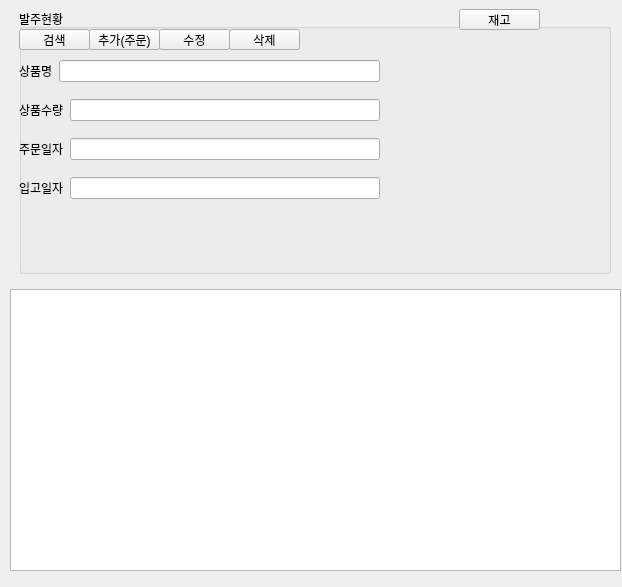
This is mini_pro1/order.ui in park0609/mini_project as Qt 5 draws it before an edit. The edited form follows.
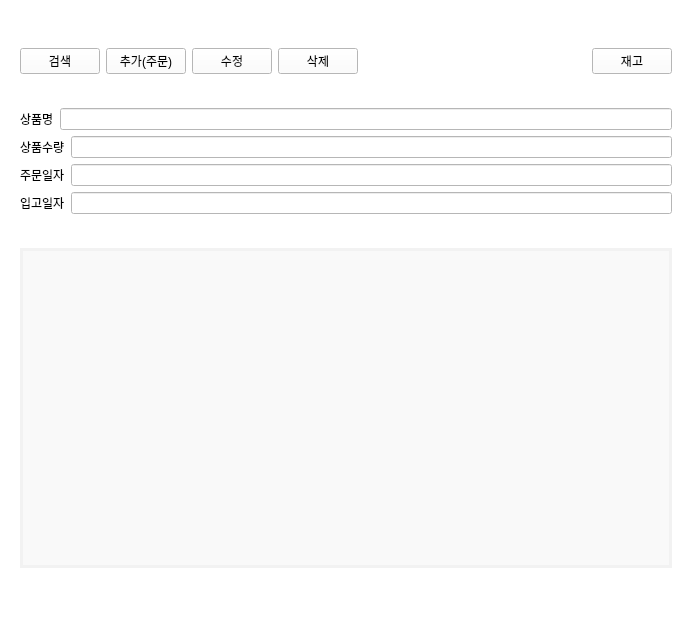
This is the edited form.

What changed in the file:
```diff
--- a/mini_pro1/order.ui
+++ b/mini_pro1/order.ui
@@ -6,48 +6,149 @@
    <rect>
     <x>0</x>
     <y>0</y>
-    <width>622</width>
-    <height>587</height>
+    <width>692</width>
+    <height>619</height>
    </rect>
   </property>
   <property name="windowTitle">
    <string>Form</string>
   </property>
-  <widget class="QWidget" name="verticalLayoutWidget">
-   <property name="geometry">
-    <rect>
-     <x>10</x>
-     <y>0</y>
-     <width>611</width>
-     <height>571</height>
-    </rect>
-   </property>
-   <layout class="QVBoxLayout" name="verticalLayout">
-    <item>
+  <property name="styleSheet">
+   <string notr="true">background-color: #ffffff;</string>
+  </property>
+  <layout class="QGridLayout" name="gridLayout">
+   <item row="0" column="0">
      <widget class="QWidget" name="widget" native="true">
-      <layout class="QHBoxLayout" name="horizontalLayout">
+     <layout class="QGridLayout" name="gridLayout_2">
+      <item row="2" column="0">
+       <layout class="QVBoxLayout" name="verticalLayout">
        <item>
-        <widget class="QGroupBox" name="groupBox">
+         <widget class="QTableWidget" name="delivery">
          <property name="sizePolicy">
-          <sizepolicy hsizetype="MinimumExpanding" vsizetype="Preferred">
+           <sizepolicy hsizetype="Expanding" vsizetype="Expanding">
            <horstretch>0</horstretch>
            <verstretch>0</verstretch>
           </sizepolicy>
          </property>
-         <property name="title">
-          <string>발주현황</string>
-         </property>
-         <widget class="QWidget" name="verticalLayoutWidget_2">
-          <property name="geometry">
-           <rect>
-            <x>0</x>
-            <y>40</y>
-            <width>361</width>
-            <height>164</height>
-           </rect>
+          <property name="maximumSize">
+           <size>
+            <width>16777215</width>
+            <height>320</height>
+           </size>
+          </property>
+          <property name="styleSheet">
+           <string notr="true">QTableWidget {
+    border: 3px solid #f2f2f2; 
+    border-radius: 1px;
+    background-color: #f9f9f9; 
+    box-shadow: 7px 7px 12px rgba(0, 0, 0, 0.3); /* 그림자 효과 */ 
+}</string>
           </property>
+         </widget>
+        </item>
+       </layout>
+      </item>
+      <item row="0" column="0">
           <layout class="QVBoxLayout" name="verticalLayout_2">
            <item>
+         <layout class="QVBoxLayout" name="verticalLayout_3">
+          <item>
+           <layout class="QHBoxLayout" name="horizontalLayout">
+            <item>
+             <widget class="QPushButton" name="btn_search_2">
+              <property name="sizePolicy">
+               <sizepolicy hsizetype="Fixed" vsizetype="Fixed">
+                <horstretch>0</horstretch>
+                <verstretch>0</verstretch>
+               </sizepolicy>
+              </property>
+              <property name="text">
+               <string>검색</string>
+              </property>
+             </widget>
+            </item>
+            <item>
+             <widget class="QPushButton" name="btn_add">
+              <property name="sizePolicy">
+               <sizepolicy hsizetype="Fixed" vsizetype="Fixed">
+                <horstretch>0</horstretch>
+                <verstretch>0</verstretch>
+               </sizepolicy>
+              </property>
+              <property name="text">
+               <string>추가(주문)</string>
+              </property>
+             </widget>
+            </item>
+            <item>
+             <widget class="QPushButton" name="btn_mod">
+              <property name="sizePolicy">
+               <sizepolicy hsizetype="Fixed" vsizetype="Fixed">
+                <horstretch>0</horstretch>
+                <verstretch>0</verstretch>
+               </sizepolicy>
+              </property>
+              <property name="text">
+               <string>수정</string>
+              </property>
+             </widget>
+            </item>
+            <item>
+             <widget class="QPushButton" name="btn_del">
+              <property name="sizePolicy">
+               <sizepolicy hsizetype="Fixed" vsizetype="Fixed">
+                <horstretch>0</horstretch>
+                <verstretch>0</verstretch>
+               </sizepolicy>
+              </property>
+              <property name="text">
+               <string>삭제</string>
+              </property>
+             </widget>
+            </item>
+            <item>
+             <layout class="QHBoxLayout" name="horizontalLayout_9">
+              <item>
+               <spacer name="horizontalSpacer">
+                <property name="orientation">
+                 <enum>Qt::Horizontal</enum>
+                </property>
+                <property name="sizeHint" stdset="0">
+                 <size>
+                  <width>40</width>
+                  <height>20</height>
+                 </size>
+                </property>
+               </spacer>
+              </item>
+             </layout>
+            </item>
+            <item>
+             <layout class="QHBoxLayout" name="horizontalLayout_10">
+              <item>
+               <widget class="QPushButton" name="pushButton_2">
+                <property name="sizePolicy">
+                 <sizepolicy hsizetype="Fixed" vsizetype="Fixed">
+                  <horstretch>0</horstretch>
+                  <verstretch>0</verstretch>
+                 </sizepolicy>
+                </property>
+                <property name="text">
+                 <string>재고</string>
+                </property>
+               </widget>
+              </item>
+             </layout>
+            </item>
+           </layout>
+          </item>
+         </layout>
+        </item>
+       </layout>
+      </item>
+      <item row="1" column="0">
+       <layout class="QVBoxLayout" name="verticalLayout_4">
+        <item>
             <layout class="QHBoxLayout" name="horizontalLayout_4">
              <item>
               <widget class="QLabel" name="label_prod_name">
@@ -125,149 +226,11 @@
             </layout>
            </item>
           </layout>
-         </widget>
-         <widget class="QPushButton" name="btn_search">
-          <property name="geometry">
-           <rect>
-            <x>0</x>
-            <y>20</y>
-            <width>71</width>
-            <height>21</height>
-           </rect>
-          </property>
-          <property name="sizePolicy">
-           <sizepolicy hsizetype="Minimum" vsizetype="MinimumExpanding">
-            <horstretch>0</horstretch>
-            <verstretch>0</verstretch>
-           </sizepolicy>
-          </property>
-          <property name="text">
-           <string>검색</string>
-          </property>
-         </widget>
-         <widget class="QPushButton" name="pushButton_2">
-          <property name="geometry">
-           <rect>
-            <x>440</x>
-            <y>0</y>
-            <width>81</width>
-            <height>21</height>
-           </rect>
-          </property>
-          <property name="sizePolicy">
-           <sizepolicy hsizetype="Minimum" vsizetype="MinimumExpanding">
-            <horstretch>0</horstretch>
-            <verstretch>0</verstretch>
-           </sizepolicy>
-          </property>
-          <property name="text">
-           <string>재고</string>
-          </property>
-         </widget>
-         <widget class="QLabel" name="prod_img">
-          <property name="geometry">
-           <rect>
-            <x>380</x>
-            <y>30</y>
-            <width>210</width>
-            <height>220</height>
-           </rect>
-          </property>
-          <property name="text">
-           <string/>
-          </property>
-         </widget>
-         <widget class="QPushButton" name="btn_add">
-          <property name="geometry">
-           <rect>
-            <x>70</x>
-            <y>20</y>
-            <width>71</width>
-            <height>21</height>
-           </rect>
-          </property>
-          <property name="sizePolicy">
-           <sizepolicy hsizetype="Minimum" vsizetype="MinimumExpanding">
-            <horstretch>0</horstretch>
-            <verstretch>0</verstretch>
-           </sizepolicy>
-          </property>
-          <property name="text">
-           <string>추가(주문)</string>
-          </property>
-         </widget>
-         <widget class="QPushButton" name="btn_mod">
-          <property name="geometry">
-           <rect>
-            <x>140</x>
-            <y>20</y>
-            <width>71</width>
-            <height>21</height>
-           </rect>
-          </property>
-          <property name="sizePolicy">
-           <sizepolicy hsizetype="Minimum" vsizetype="MinimumExpanding">
-            <horstretch>0</horstretch>
-            <verstretch>0</verstretch>
-           </sizepolicy>
-          </property>
-          <property name="text">
-           <string>수정</string>
-          </property>
-         </widget>
-         <widget class="QPushButton" name="btn_del">
-          <property name="geometry">
-           <rect>
-            <x>210</x>
-            <y>20</y>
-            <width>71</width>
-            <height>21</height>
-           </rect>
-          </property>
-          <property name="sizePolicy">
-           <sizepolicy hsizetype="Minimum" vsizetype="MinimumExpanding">
-            <horstretch>0</horstretch>
-            <verstretch>0</verstretch>
-           </sizepolicy>
-          </property>
-          <property name="text">
-           <string>삭제</string>
-          </property>
-         </widget>
-        </widget>
-       </item>
-       <item>
-        <spacer name="verticalSpacer">
-         <property name="orientation">
-          <enum>Qt::Vertical</enum>
-         </property>
-         <property name="sizeHint" stdset="0">
-          <size>
-           <width>1</width>
-           <height>40</height>
-          </size>
-         </property>
-        </spacer>
-       </item>
+      </item>
       </layout>
      </widget>
     </item>
-    <item>
-     <layout class="QHBoxLayout" name="horizontalLayout_2">
-      <item>
-       <widget class="QTableWidget" name="delivery">
-        <property name="maximumSize">
-         <size>
-          <width>16777215</width>
-          <height>320</height>
-         </size>
-        </property>
-       </widget>
-      </item>
-     </layout>
-    </item>
-   </layout>
-  </widget>
+  </layout>
  </widget>
  <resources/>
  <connections>
```
Left out of the diff: 8 changed lines with no effect on the pictures. Lines whose indentation alone changed are shown as unchanged.
